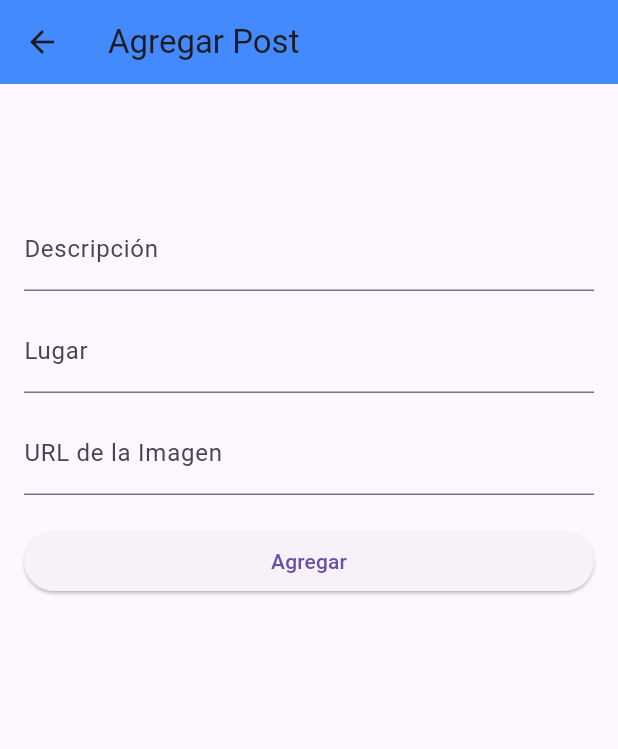
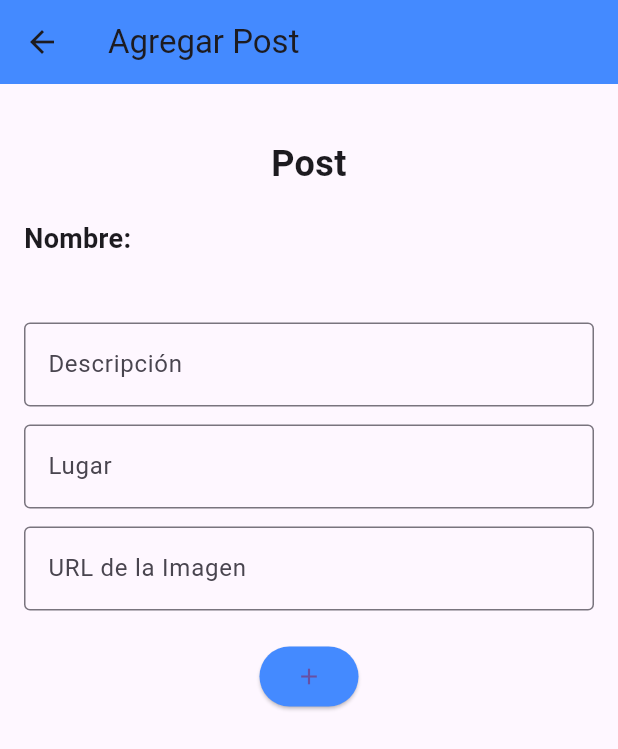
Before and after one commit to Draxler2811/PROYECTO-SEGUNDO-PARCIAL-APP-RED-SOCIAL, a Flutter app: the ListPost screen opened directly, after a tap on the "add" icon, on a phone screen of 412 x 824 dp. Shown: the top 749 px of the screen. Run offline on Flutter 3.47's test engine with Material 3 defaults, Android fonts, the phone set to English and light mode, and no system bars.

Commit message:
Ya terminado todo solo falta ajustar detalles de diseño y colores

```diff
--- a/lib/src/AgregarPost.dart
+++ b/lib/src/AgregarPost.dart
@@ -2,7 +2,7 @@ import 'package:flutter/material.dart';
 import 'package:redsocial/src/PostModel.dart';
 
 class AgregarPost extends StatefulWidget {
-   final String? nombreUsuario;
+  final String? nombreUsuario;
 
   const AgregarPost({Key? key, this.nombreUsuario}) : super(key: key);
 
@@ -37,32 +37,59 @@ class _AgregarPostState extends State<AgregarPost> {
         padding: const EdgeInsets.all(16.0),
         child: Column(
           crossAxisAlignment: CrossAxisAlignment.stretch,
+          mainAxisSize: MainAxisSize.max,
           children: [
             SizedBox(height: 20),
             Text(
+              'Post',
+              textAlign: TextAlign.center,
+              style: TextStyle(fontSize: 24, fontWeight: FontWeight.bold),
+            ),
+            SizedBox(height: 20),
+            Text(
+              'Nombre:',
+              style: TextStyle(fontSize: 18, fontWeight: FontWeight.bold),
+            ),
+            Text(
               widget.nombreUsuario ?? '',
-              textAlign: TextAlign.center,
-              style: TextStyle(fontSize: 18, fontWeight: FontWeight.bold),
+              style: TextStyle(fontSize: 16),
             ),
             SizedBox(height: 20),
             TextField(
               controller: descripcionController,
-              decoration: InputDecoration(labelText: 'Descripción'),
+              decoration: InputDecoration(
+                labelText: 'Descripción',
+                border: OutlineInputBorder(),
+              ),
             ),
             SizedBox(height: 12),
             TextField(
               controller: lugarController,
-              decoration: InputDecoration(labelText: 'Lugar'),
+              decoration: InputDecoration(
+                labelText: 'Lugar',
+                border: OutlineInputBorder(),
+              ),
             ),
             SizedBox(height: 12),
             TextField(
               controller: imagenController,
-              decoration: InputDecoration(labelText: 'URL de la Imagen'),
+              decoration: InputDecoration(
+                labelText: 'URL de la Imagen',
+                border: OutlineInputBorder(),
+              ),
             ),
             SizedBox(height: 20),
-            ElevatedButton(
-              onPressed: () => agregarPost(context),
-              child: Text('Agregar'),
+            Row(
+              mainAxisAlignment: MainAxisAlignment.center,
+              children: [
+                ElevatedButton(
+                  onPressed: () => agregarPost(context),
+                  style: ElevatedButton.styleFrom(
+                    primary: Colors.blueAccent,
+                  ),
+                  child: Icon(Icons.add),
+                ),
+              ],
             ),
           ],
         ),
--- a/lib/src/ListPost.dart
+++ b/lib/src/ListPost.dart
@@ -87,25 +87,23 @@ class _ListPostState extends State<ListPost> {
                                   ),
                                 ),
                                 Positioned(
-                                    top:
-                                        150, // Ajusta la posición del botón de eliminar
-                                    right:
-                                        160, // Ajusta el botón de eliminar hacia la derecha
+                                  top: 150, // Ajusta la posición del botón de eliminar
+                                  right: 160, // Ajusta el botón de eliminar hacia la derecha
                                   child: ElevatedButton(
                                     onPressed: () {
                                       setState(() {
                                         posts.removeAt(index);
                                       });
                                     },
-                                      child: Text('Eliminar',
-                                          style: TextStyle(
-                                              color: Colors
-                                                  .white)), // Cambia el color del texto a blanco
+                                    child: Text(
+                                      'Eliminar',
+                                      style: TextStyle(color: Colors.white),
+                                    ),
                                     style: ElevatedButton.styleFrom(
-                                        primary: Colors
-                                            .red, // Cambia el color de fondo a rojo
+                                      primary: Colors.red,
                                     ),
-                                    )),
+                                  ),
+                                ),
                               ],
                             ),
                           ),
@@ -116,7 +114,12 @@ class _ListPostState extends State<ListPost> {
                 ),
               )
             else
-              Text("No hay datos de publicación disponibles"),
+              Center(
+                child: Text(
+                  "No hay datos de publicación disponibles",
+                  style: TextStyle(fontSize: 18),
+                ),
+              ),
           ],
         ),
       ),
@@ -160,7 +163,10 @@ class _ListPostState extends State<ListPost> {
                   MaterialPageRoute(builder: (context) => api()),
                 );
               },
-              child: Icon(Icons.add),
+              child: Text(
+                "API",
+                style: TextStyle(fontSize: 18),
+              ),
               backgroundColor: Colors.yellow,
             ),
           ),
```
Also changed, not shown: lib/src/Api/api.dart (+29 -18 lines). Lines whose indentation alone changed are shown as unchanged.
